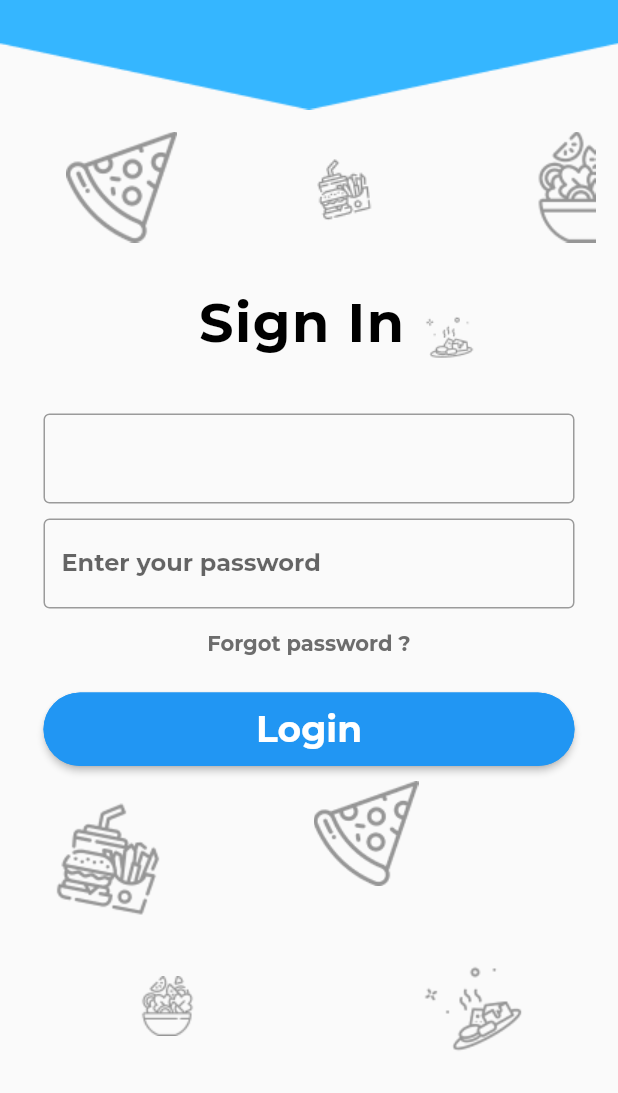
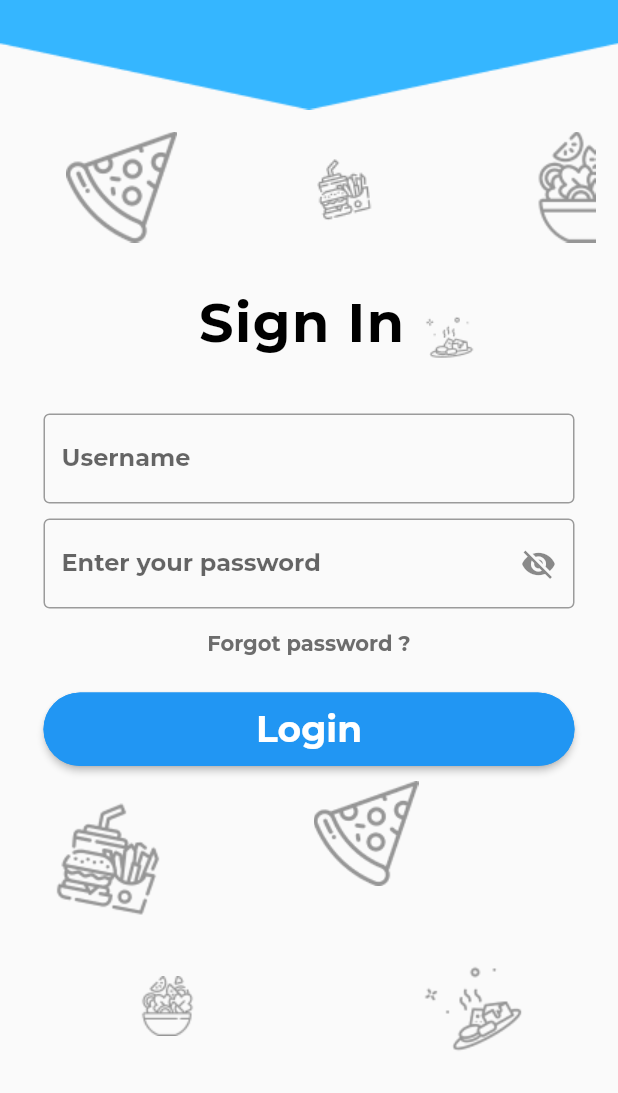
Before and after one commit to boburjon09012001/food_app, a Flutter app: the LoginPage screen opened directly, on a phone screen of 412 x 824 dp, the part 143-1236 px from its top. Run offline on Flutter 3.47's test engine with Material 2 defaults, Android fonts, the phone set to English and light mode, and no system bars; our stand-ins replace curved_navigation_bar; project files that could hold a hidden picture were left out.

Commit message:
images qoshdim

```diff
--- a/lib/login_page.dart
+++ b/lib/login_page.dart
@@ -4,13 +4,22 @@ import 'package:flutter/material.dart';
 import 'menu_page.dart';
 
 class LoginPage extends StatefulWidget {
-  const LoginPage({Key? key}) : super(key: key);
+  LoginPage({Key? key}) : super(key: key);
+
 
   @override
   _LoginPageState createState() => _LoginPageState();
 }
 
 class _LoginPageState extends State<LoginPage> {
+  bool _isPasswordHidden = true;
+  final _controller = TextEditingController();
+  final formKey = GlobalKey<FormState>();
+  String username = "";
+  String password = "";
+
+
+
   @override
   Widget build(BuildContext context) {
     return SafeArea(
@@ -113,28 +122,81 @@ class _LoginPageState extends State<LoginPage> {
 
                   ),
 
+
+
+                  Form(
+                    key: formKey,
+                    child: Column(
+                      children: [
                         Container(
                           margin: EdgeInsets.only(left: 29.0,right: 29.0,top: 31.0,bottom: 10.0),
-                    child:const TextField(
+                          child: TextFormField(
+                            onSaved: (value){
+                              username = value!;
+                            },
+                            validator: (value){
+                              if(value!.isEmpty ) return "Your username is empty !";
+
+
+                            },
                             textInputAction: TextInputAction.next,
                             decoration: InputDecoration(
                               border: OutlineInputBorder(),
+                              labelText: "Username",
 
                             ),
                           ),
                         ),
                         Container(
                           margin: EdgeInsets.only(left: 29.0,right: 29.0,),
-                    child:const TextField(
+                          child: TextFormField(
+                            onSaved: (value){
+                              password = value!;
+                            },
+                            validator: (value){
+                              if(value!.isEmpty ) return "Your password is empty !";
+                              else if(value.length < 8) return "Your password required 8-12 symbols !";
+
+                            },
                             textInputAction: TextInputAction.next,
                             decoration: InputDecoration(
                               border: OutlineInputBorder(),
                               labelText: "Enter your password",
                               fillColor: Colors.blue,
+                              suffixIcon:IconButton(onPressed: (){
 
+                                setState(() {
+                                  _isPasswordHidden = !_isPasswordHidden;
+                                });
+
+                              }, icon: _isPasswordHidden ? const Icon(
+                                  Icons.visibility_off) : const Icon(Icons.visibility)
                               ),
                             ),
+                            obscureText: _isPasswordHidden,
                           ),
+                        ),
+                      ],
+                    ),
+                  ),
+
+
+
+
+
+
+
+
+
+
+
+
+
+
+
+
+
+
                   Container(
 
                     margin: EdgeInsets.only(left: 29.0,right: 29.0,top:14.0 ),
@@ -164,7 +226,20 @@ class _LoginPageState extends State<LoginPage> {
                             )
                         ),
                       onPressed: (){
+
+                          final isValid = formKey.currentState!.validate();
+                          if(isValid){
+                            formKey.currentState!.save();
+                            print("Username: $username");
+                            print("Password: $password");
+
+
                             Navigator.push(context,MaterialPageRoute(builder: (context)=> MenuPage()));
+                          }
+
+
+
+
                       },
                       child:const Text("Login",
                       style:const TextStyle(
```
Also changed, not shown: lib/pages/food_recipe.dart (+3 -9 lines), 1 other file. Lines whose indentation alone changed are shown as unchanged.
